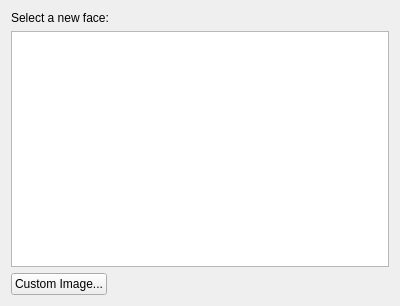
KDE/konqueror, file kdepasswd/kcm/faceDlg.ui: the form before one commit.
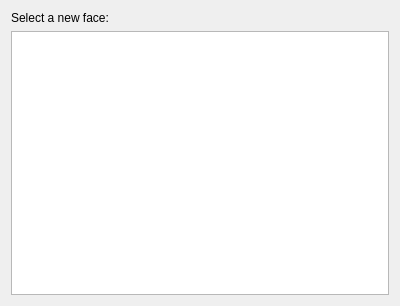
The form after the commit.

Commit message: Remove separator

What changed in the file:
```diff
--- a/kdepasswd/kcm/faceDlg.ui
+++ b/kdepasswd/kcm/faceDlg.ui
@@ -41,30 +41,6 @@
        </property>
       </widget>
      </item>
-     <item>
-      <layout class="QHBoxLayout" >
-       <item>
-        <widget class="QPushButton" name="browseBtn" >
-         <property name="text" >
-          <string>Custom Image...</string>
-         </property>
-        </widget>
-       </item>
-       <item>
-        <spacer>
-         <property name="orientation" >
-          <enum>Qt::Horizontal</enum>
-         </property>
-         <property name="sizeHint" >
-          <size>
-           <width>40</width>
-           <height>20</height>
-          </size>
-         </property>
-        </spacer>
-       </item>
-      </layout>
-     </item>
     </layout>
    </item>
   </layout>
```
Left out of the diff: 1 changed line with no effect on the pictures. The commit also changes 2 other files.
